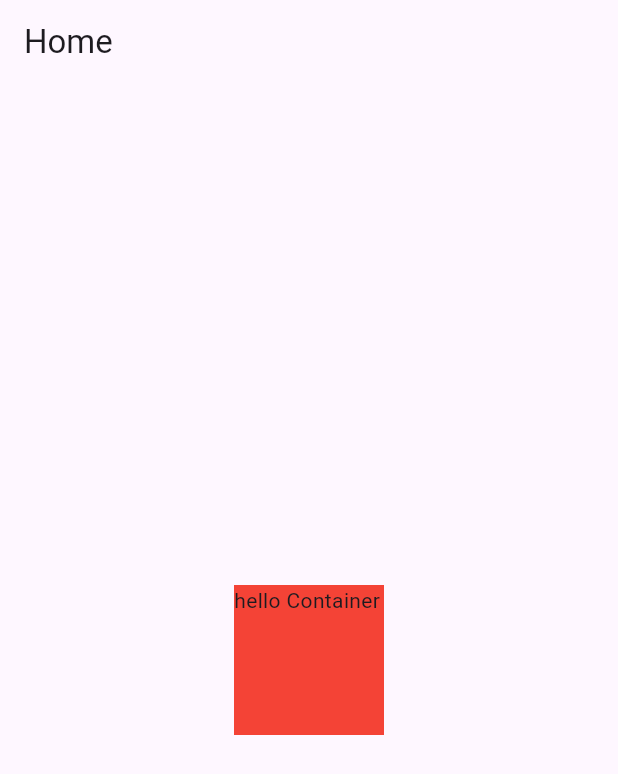
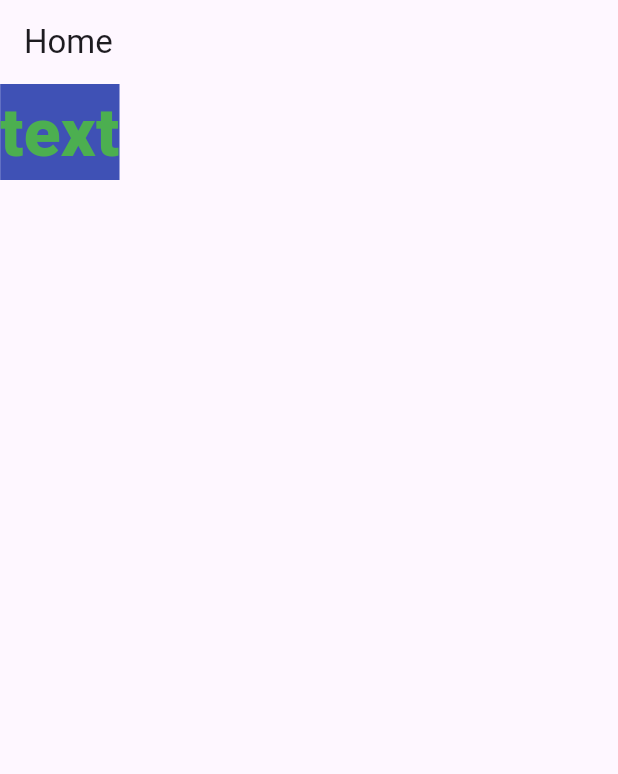
Before and after one commit to birbalkr/Flutter, a Flutter app: the screen it shows after launch, on a phone screen of 412 x 824 dp. Shown: the top 774 px of the screen. Run offline on Flutter 3.47's test engine with Material 3 defaults, Android fonts, the phone set to English and light mode, and no system bars.

Commit message:
text & style

```diff
--- a/lib/main.dart
+++ b/lib/main.dart
@@ -35,13 +35,9 @@ class _MyHomePageState extends State<MyHomePage> {
         appBar: AppBar(
           title: Text("Home"),
         ),
-        body: Center(
-          child: Container(
-            width: 100,
-            height: 100,
-            color: Colors.red,
-            child: Text("hello Container"),
-          ),
+        body: Text(
+          'text',
+          style: TextStyle(fontSize: 45, color: Colors.green, fontWeight: FontWeight.w900,backgroundColor: Colors.indigo),
         ));
   }
 }
```
